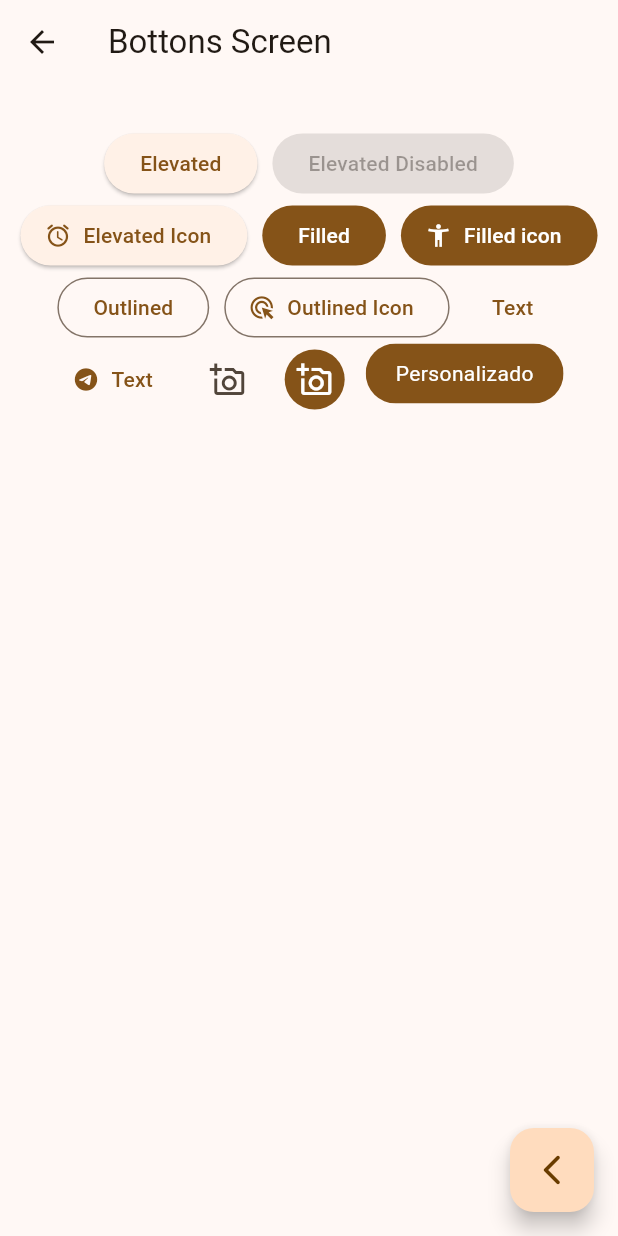
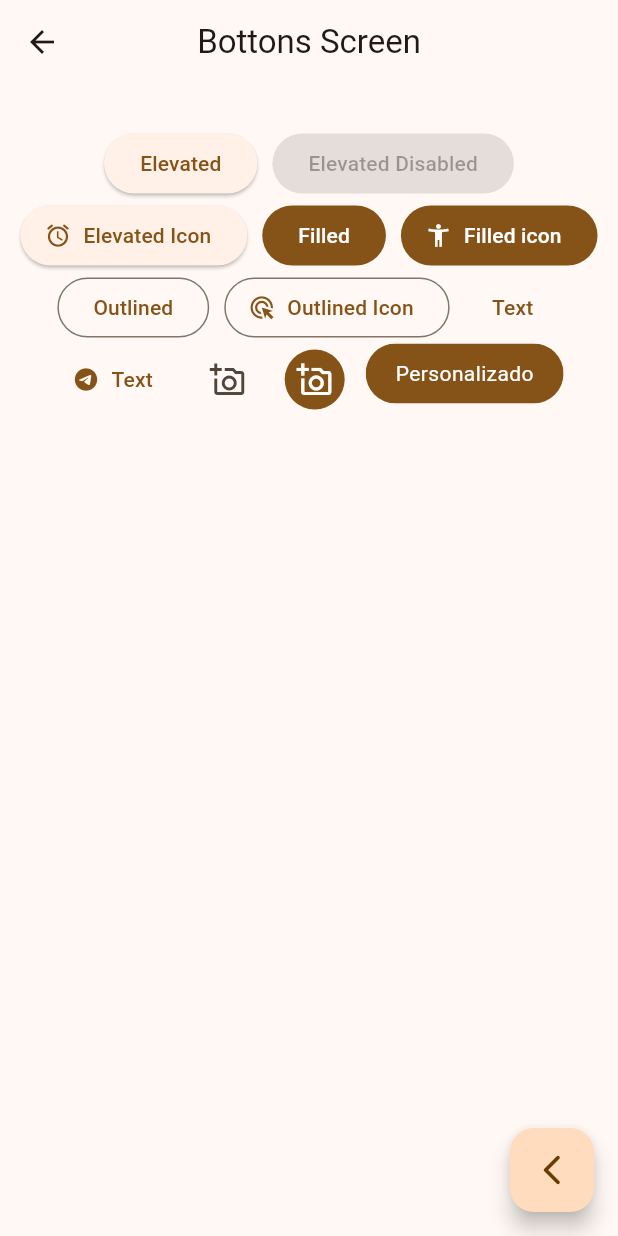
Before and after one commit to cykill00/prueba, a Flutter app: the screen it shows after launch, after a tap on "Botones", on a phone screen of 412 x 824 dp. Run offline on Flutter 3.47's test engine with Material 2 defaults, Android fonts, the phone set to English and light mode, and no system bars; our stand-ins replace go_router.

```diff
--- a/lib/config/theme/app_theme.dart
+++ b/lib/config/theme/app_theme.dart
@@ -25,6 +25,9 @@ class AppTheme {
   ThemeData getTheme() => ThemeData(
         useMaterial3: true,
         colorSchemeSeed: colorlist[selectedColor],
+        appBarTheme: const AppBarTheme(
+          centerTitle: true
+        )
 
       );
 }
--- a/lib/presentation/screens/animated_screen.dart
+++ b/lib/presentation/screens/animated_screen.dart
@@ -8,7 +8,6 @@ class AnimatedScreen extends StatelessWidget {
     return Scaffold(
       appBar: AppBar(
         title: const Text('Animated Screen'),
-        centerTitle: true,
       ),
       body: const _AnimatedView(),
     );
--- a/lib/presentation/screens/home_screen.dart
+++ b/lib/presentation/screens/home_screen.dart
@@ -9,7 +9,6 @@ class HomeScreen extends StatelessWidget {
   Widget build(BuildContext context) {
     return Scaffold(
       appBar: AppBar(
-        centerTitle: true,
         title: const Text('Flutter + Material 3'),
       ),
       body: const _HomeView(),
```
